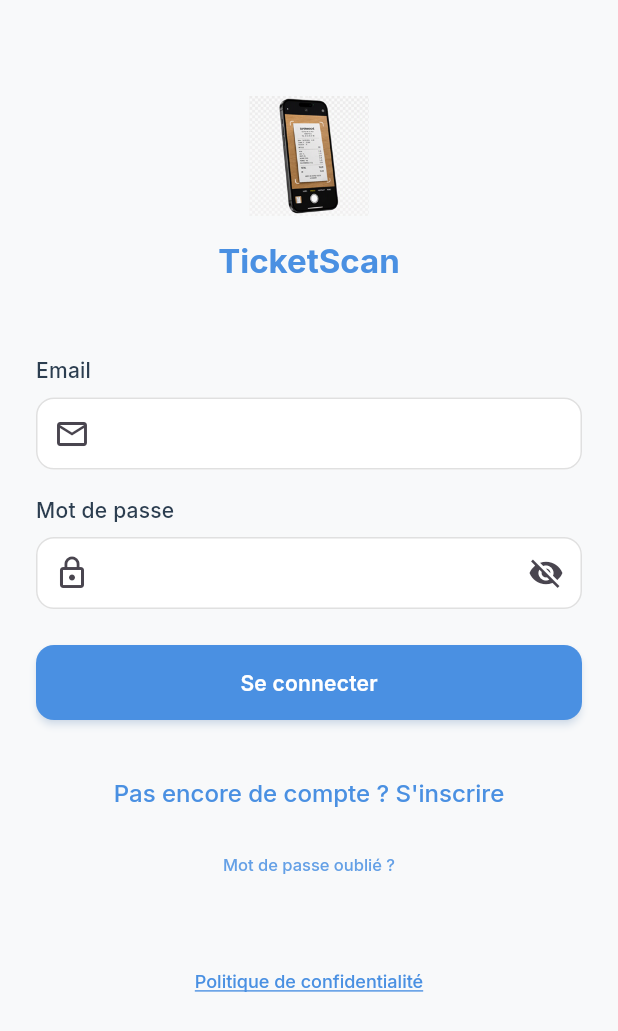
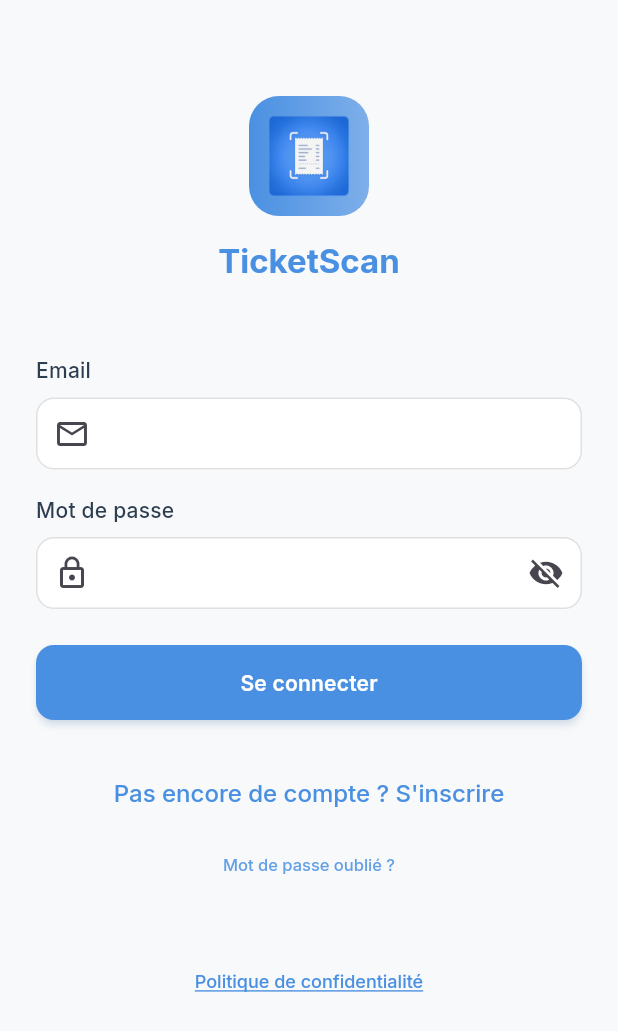
Before and after one commit to lahcendws/ticketScan, a Flutter app: the screen it shows after launch, on a phone screen of 412 x 824 dp. Shown: the top 1031 px of the screen. Run offline on Flutter 3.47's test engine with Material 3 defaults, Android fonts, the phone set to English and light mode, and no system bars; our stand-ins replace camera, flutter_dotenv, flutter_local_notifications, flutter_timezone, google_fonts, hive and 11 more; missing offline and left inert: gotrue; accounts and stored records are empty.

Commit message:
Revert to using assets/icons/app_icon.png for login logo with BoxFit.contain scaling

```diff
--- a/lib/presentation/pages/auth_page.dart
+++ b/lib/presentation/pages/auth_page.dart
@@ -374,7 +374,7 @@ class _AuthPageState extends State<AuthPage> with TickerProviderStateMixin {
                                 borderRadius: BorderRadius.circular(20),
                               ),
                               child: Image.asset(
-                                'assets/icons/android_launcher.png',
+                                'assets/icons/app_icon.png',
                                 fit: BoxFit.contain,
                               ),
                             ),
```
Also changed, not shown: assets/icons/android_launcher.png (deleted).
